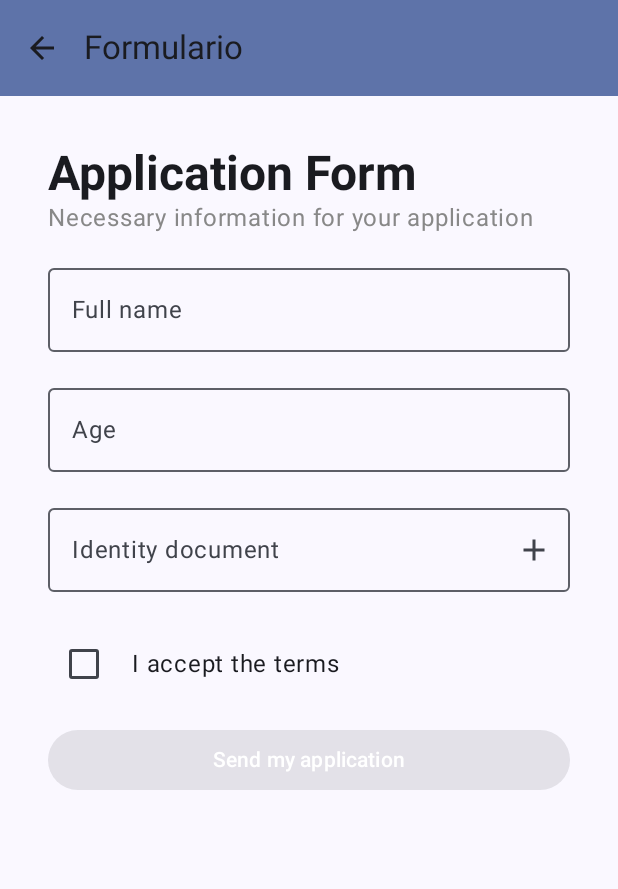
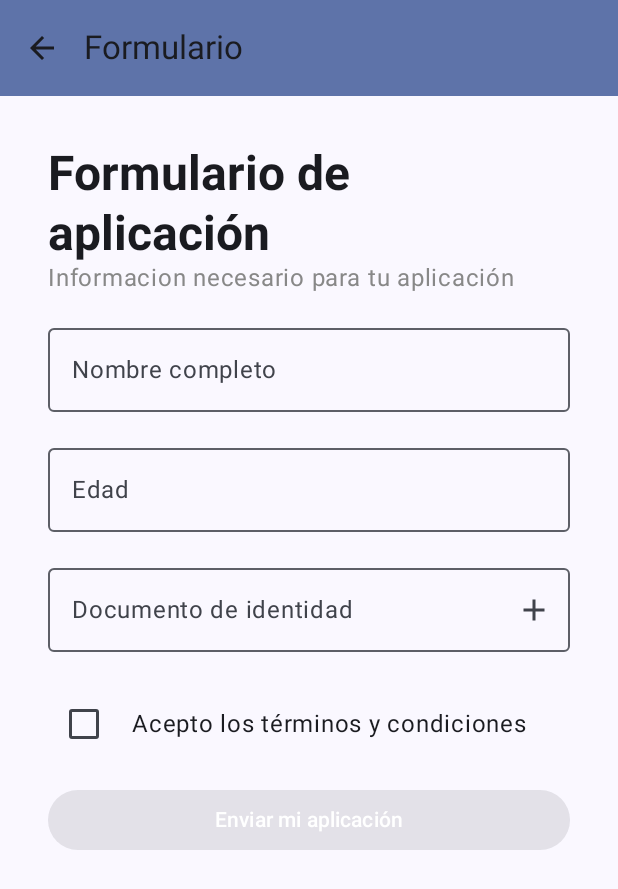
Before and after one commit to Isabella0334/HelpQuestProject, an Android app built with Jetpack Compose: the FormularioScreen screen opened through its navigation route, on a phone screen of 412 x 824 dp. Shown: the top 889 px of the screen. Run offline under Robolectric (Android 15) with nearby library versions, the phone set to English and light mode, and no system bars; our stand-ins replace Firebase (no records; nobody signed in at launch, a user with empty details on screens opened directly); libraries missing offline, so code that uses them is left out: org.osmdroid.config.

Commit message:
change comments on formulario.kt

```diff
--- a/app/src/main/java/com/example/helpquest/Formulario.kt
+++ b/app/src/main/java/com/example/helpquest/Formulario.kt
@@ -90,11 +90,11 @@ fun FormularioScreen(modifier: Modifier = Modifier, navController: NavHostContro
                 .document(user.uid) // Documento identificado por el UID de Firebase Authentication
                 .set(usuarioData, SetOptions.merge()) // Usamos merge para no sobrescribir otros datos
                 .addOnSuccessListener {
-                    // Si el formulario se envía correctamente, redirigir o hacer algo
-                    navController.navigate("feed") // O donde quieras redirigir
+                    // Si el formulario se envía correctamente pues regresamos al feed
+                    navController.navigate("feed") //
                 }
                 .addOnFailureListener { exception ->
-                    // Si ocurre un error, puedes manejarlo aquí
+
                     println("Error al enviar los datos: ${exception.message}")
                 }
         }
--- a/app/src/main/res/values/strings.xml
+++ b/app/src/main/res/values/strings.xml
@@ -2,14 +2,14 @@
     <string name="app_name">HelpQuest</string>
 
     //Strings para pantalla Formulario.kt
-    <string name="form_title">Application Form</string>
-    <string name="form_description">Necessary information for your application</string>
-    <string name="full_name_label">Full name</string>
-    <string name="age_label">Age</string>
-    <string name="identity_document_label">Identity document</string>
-    <string name="terms_checkbox_text">I accept the terms</string>
-    <string name="send_button_text">Send my application</string>
-    <string name="terms_and_conditions">Read our T&amp;Cs</string>
+    <string name="form_title">Formulario de aplicación</string>
+    <string name="form_description">Informacion necesario para tu aplicación</string>
+    <string name="full_name_label">Nombre completo</string>
+    <string name="age_label">Edad</string>
+    <string name="identity_document_label">Documento de identidad</string>
+    <string name="terms_checkbox_text">Acepto los términos y condiciones</string>
+    <string name="send_button_text">Enviar mi aplicación</string>
+    <string name="terms_and_conditions">Lee nuestros términos y condiciones</string>
 
     //String pantalla profile.kt
     <string name="prox_actividades">Próximas Actividades</string>
```
